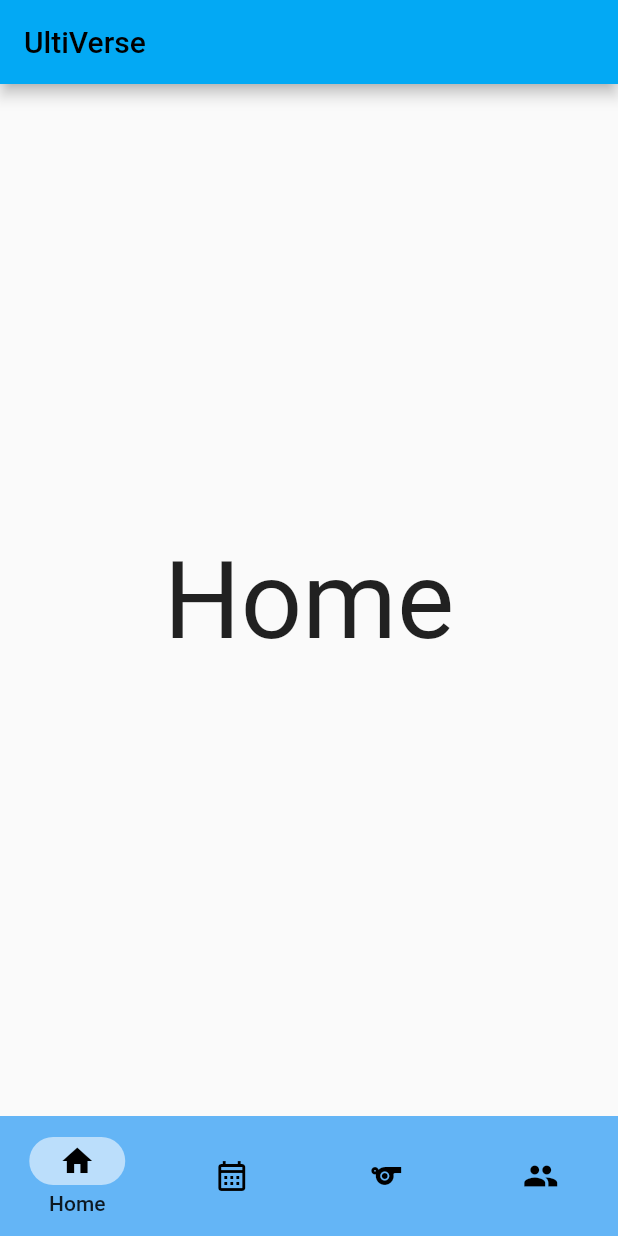
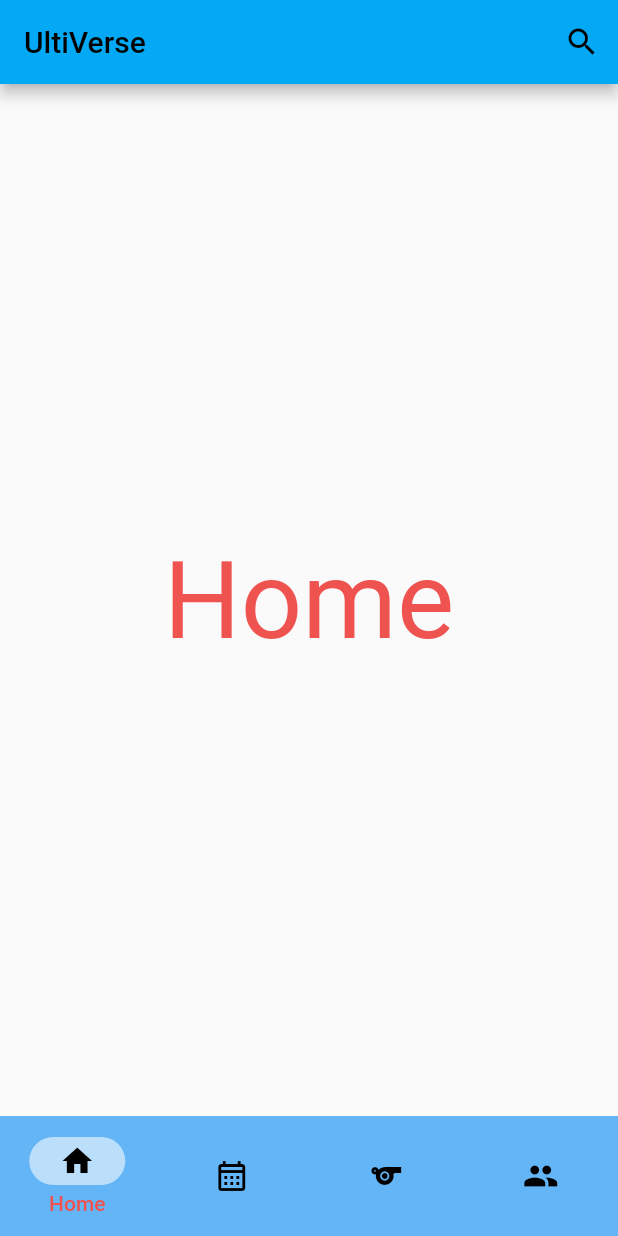
Before and after one commit to dananac/UltiVerse, a Flutter app: the screen it shows after launch, on a phone screen of 412 x 824 dp. Run offline on Flutter 3.47's test engine with Material 2 defaults, Android fonts, the phone set to English and light mode, and no system bars.

Commit message:
Search bar implemented & updated Readme

```diff
--- a/lib/main.dart
+++ b/lib/main.dart
@@ -1,5 +1,8 @@
 import 'package:flutter/material.dart';
 import 'package:ultiverse/pages/home.dart';
+import 'package:ultiverse/pages/events.dart';
+import 'package:ultiverse/pages/brackets.dart';
+import 'package:ultiverse/pages/people.dart';
 
 void main() {
   runApp(const MyApp());
@@ -15,8 +18,71 @@ class MyApp extends StatelessWidget {
       title: 'Ulti-Verse',
       theme: ThemeData(
         primarySwatch: Colors.lightBlue,
+        // textTheme: TextTheme(headline1: TextStyle(color: Colors.red))
       ),
       home: const MyHomePage(title: 'UltiVerse'),
+      debugShowCheckedModeBanner: false,
+    );
+  }
+}
+
+class MySearchDelegate extends SearchDelegate{
+  List<String> searchResults = [
+      'Create Event',
+      'Upcoming Events',
+      'University of Nevada, Reno',
+      'Participants',
+      'Captains of UC Santa Cruz'
+  ];
+
+  @override
+  Widget? buildLeading(BuildContext context) => IconButton(
+    onPressed: () => close(context, null), //close searchbar
+    icon: const Icon(Icons.arrow_back)
+  );
+
+  @override
+  List<Widget>? buildActions(BuildContext context) => [
+    IconButton(
+      onPressed: () {
+        if (query.isEmpty) {
+          close(context, null); //close search if already empty
+        } else{
+        query = '';
+        }
+      },
+      icon: const Icon(Icons.clear)
+    )
+  ];
+
+  @override
+  Widget buildResults(BuildContext context) => Center(
+    child: Text(
+      query,
+      style: const TextStyle(fontSize: 64, fontWeight: FontWeight.w500),
+    ),
+  );
+
+  @override
+  Widget buildSuggestions(BuildContext context) {
+    List<String> suggestions = searchResults.where((searchResult) {
+      final result = searchResult.toLowerCase();
+      final input = query.toLowerCase();
+      return result.contains(input);
+    }).toList();
+
+    return ListView.builder(
+      itemCount: suggestions.length,
+      itemBuilder: (context, index) {
+        final suggestion = suggestions[index];
+        return ListTile(
+          title: Text(suggestion),
+          onTap: () {
+            query = suggestion;
+            showResults(context);
+          },
+        );
+      },
     );
   }
 }
@@ -34,9 +100,9 @@ class _MyHomePageState extends State<MyHomePage> {
   int index = 0;
   final screens = [
     HomePage(),
-    Center(child: Text('Events', style: TextStyle(fontSize: 72))),
-    Center(child: Text('Brackets', style: TextStyle(fontSize: 72))),
-    Center(child: Text('People', style: TextStyle(fontSize: 72))),
+    EventsPage(),
+    BracketsPage(),
+    PeoplePage()
   ];
 
   @override
@@ -45,16 +111,25 @@ class _MyHomePageState extends State<MyHomePage> {
     return Scaffold(
       body: screens[index],
       appBar: AppBar(
-        // Here we take the value from the MyHomePage object that was created by
-        // the App.build method, and use it to set our appbar title.
         title: Text(widget.title),
+        actions: [
+          IconButton(
+            onPressed: () {
+              showSearch(
+                context: context,
+                delegate: MySearchDelegate()
+              );
+            },
+            icon: const Icon(Icons.search)
+          )
+        ],
       ),
 
       bottomNavigationBar: NavigationBarTheme(
         data: NavigationBarThemeData(
           indicatorColor: Colors.blue.shade100,
           labelTextStyle: MaterialStateProperty.all(
-            TextStyle(fontSize: 14, fontWeight: FontWeight.w500)
+            TextStyle(fontSize: 14, fontWeight: FontWeight.w500, color: Colors.red.shade400)
           )
         ),
         child: NavigationBar(
--- a/lib/pages/brackets.dart
+++ b/lib/pages/brackets.dart
@@ -5,6 +5,6 @@ class BracketsPage extends StatelessWidget {
 
   @override
   Widget build(BuildContext context) => Scaffold(
-    body: Center(child: Text('Brackets', style: TextStyle(fontSize: 72),)),
+    body: Center(child: Text('Brackets', style: TextStyle(fontSize: 72, color: Colors.red.shade400),)),
   );
 }
--- a/lib/pages/events.dart
+++ b/lib/pages/events.dart
@@ -5,6 +5,6 @@ class EventsPage extends StatelessWidget {
 
   @override
   Widget build(BuildContext context) => Scaffold(
-    body: Center(child: Text('Events', style: TextStyle(fontSize: 72),)),
+    body: Center(child: Text('Events', style: TextStyle(fontSize: 72, color: Colors.red.shade400),)),
   );
 }
--- a/lib/pages/home.dart
+++ b/lib/pages/home.dart
@@ -5,6 +5,6 @@ class HomePage extends StatelessWidget {
 
   @override
   Widget build(BuildContext context) => Scaffold(
-    body: Center(child: Text('Home', style: TextStyle(fontSize: 72),)),
+    body: Center(child: Text('Home', style: TextStyle(fontSize: 72, color: Colors.red.shade400),)),
   );
 }
--- a/lib/pages/people.dart
+++ b/lib/pages/people.dart
@@ -5,6 +5,6 @@ class PeoplePage extends StatelessWidget {
 
   @override
   Widget build(BuildContext context) => Scaffold(
-    body: Center(child: Text('People', style: TextStyle(fontSize: 72),)),
+    body: Center(child: Text('People', style: TextStyle(fontSize: 72, color: Colors.red.shade400),)),
   );
 }
```
Also changed, not shown: 1 other file.
